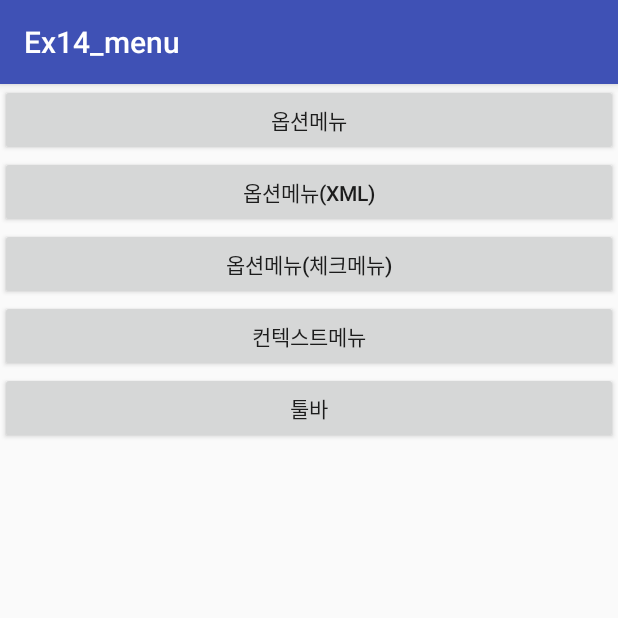
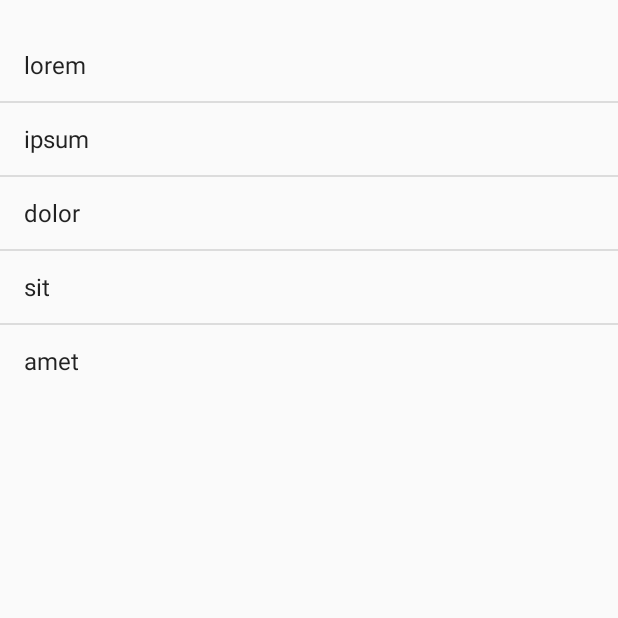
Before and after one commit to CoRock/Android_Ex02_list, an Android app: the screen it shows after launch (MainActivity before the commit, OptionXmlActivity after it), after a tap on "옵션메뉴(XML)", on a phone screen of 412 x 824 dp, the top half of it. Run offline under Robolectric (Android 15) with nearby library versions, the light colour scheme and no system bars.

Commit message:
added OptionXmlActivity

```diff
--- a/Ex14_menu/app/src/main/AndroidManifest.xml
+++ b/Ex14_menu/app/src/main/AndroidManifest.xml
@@ -17,6 +17,7 @@
             </intent-filter>
         </activity>
         <activity android:name=".OptionMenuActivity" />
+        <activity android:name=".OptionXmlActivity"></activity>
     </application>
 
 </manifest>
--- a/Ex14_menu/app/src/main/java/com/corock/ex14_menu/MainActivity.java
+++ b/Ex14_menu/app/src/main/java/com/corock/ex14_menu/MainActivity.java
@@ -20,6 +20,9 @@ public class MainActivity extends AppCompatActivity {
             case R.id.btn1:
                 intent = new Intent(this, OptionMenuActivity.class);
                 break;
+            case R.id.btn2:
+                intent = new Intent(this, OptionXmlActivity.class);
+                break;
         }
         startActivity(intent);
     }
--- /dev/null
+++ b/Ex14_menu/app/src/main/java/com/corock/ex14_menu/OptionXmlActivity.java
@@ -0,0 +1,82 @@
+package com.corock.ex14_menu;
+
+import android.app.ListActivity;
+import android.os.Bundle;
+import android.view.Menu;
+import android.view.MenuInflater;
+import android.view.MenuItem;
+import android.widget.ArrayAdapter;
+import android.widget.ListView;
+import android.widget.TextView;
+
+// menu.xml 파일에서 메뉴항목을 읽어서 메뉴를 구현
+public class OptionXmlActivity extends ListActivity {
+
+    // 멤버변수
+    TextView selection;
+    ListView list;
+    String[] items = {"lorem", "ipsum", "dolor", "sit", "amet"};
+
+    @Override
+    protected void onCreate(Bundle savedInstanceState) {
+        super.onCreate(savedInstanceState);
+        setContentView(R.layout.option_menu);
+
+        selection = (TextView) findViewById(R.id.selection);
+
+        // 어댑터 생성: new ArrayAdapter(컨텍스트, 레이아웃, 데이터)
+        ArrayAdapter<String> adapter = new ArrayAdapter<String>(
+                this, android.R.layout.simple_list_item_1, items);
+        // 리스트뷰에 어댑터를 적용(리스트뷰에 자료가 출력됨)
+        this.setListAdapter(adapter);
+    }
+
+    /**
+     * onCreateOptionsMenu(): 옵션 메뉴가 만들어질 때
+     *
+     * @param menu
+     * @return false: 메뉴 표시 안됨
+     */
+    @Override
+    public boolean onCreateOptionsMenu(Menu menu) {
+        super.onCreateOptionsMenu(menu);
+
+        // xml 파일을 읽어서 메뉴 아이템들을 전개시키는 코드
+        MenuInflater mi = getMenuInflater();
+        mi.inflate(R.menu.menu, menu);
+
+        return true;    // 메뉴가 표시
+    }
+
+    /**
+     * onOptionsItemSelected(): 옵션 메뉴의 아이템을 선택했을 때
+     *
+     * @param item
+     * @return false: 아무 동작을 하지 않음
+     */
+    @Override
+    public boolean onOptionsItemSelected(MenuItem item) {
+        // item.getItemId(): 선택한 메뉴의 아이디
+        switch (item.getItemId()) {
+            // 리스트뷰 구분선의 두께 조절
+            case R.id.menu1:
+                getListView().setDividerHeight(5);
+                return true;
+            case R.id.menu2:
+                getListView().setDividerHeight(15);
+                return true;
+            case R.id.menu3:
+                getListView().setDividerHeight(25);
+                return true;
+            case R.id.menu4:
+                getListView().setDividerHeight(35);
+                return true;
+            case R.id.menu5:
+                getListView().setDividerHeight(45);
+                return true;
+            default:
+                return false;
+        }
+    }
+
+}
--- /dev/null
+++ b/Ex14_menu/app/src/main/res/menu/menu.xml
@@ -0,0 +1,20 @@
+<?xml version="1.0" encoding="utf-8"?>
+<menu xmlns:android="http://schemas.android.com/apk/res/android">
+
+    <item
+        android:id="@+id/menu1"
+        android:title="5sp" />
+    <item
+        android:id="@+id/menu2"
+        android:title="15sp" />
+    <item
+        android:id="@+id/menu3"
+        android:title="20sp" />
+    <item
+        android:id="@+id/menu4"
+        android:title="25sp" />
+    <item
+        android:id="@+id/menu5"
+        android:title="30sp" />
+
+</menu>
```
